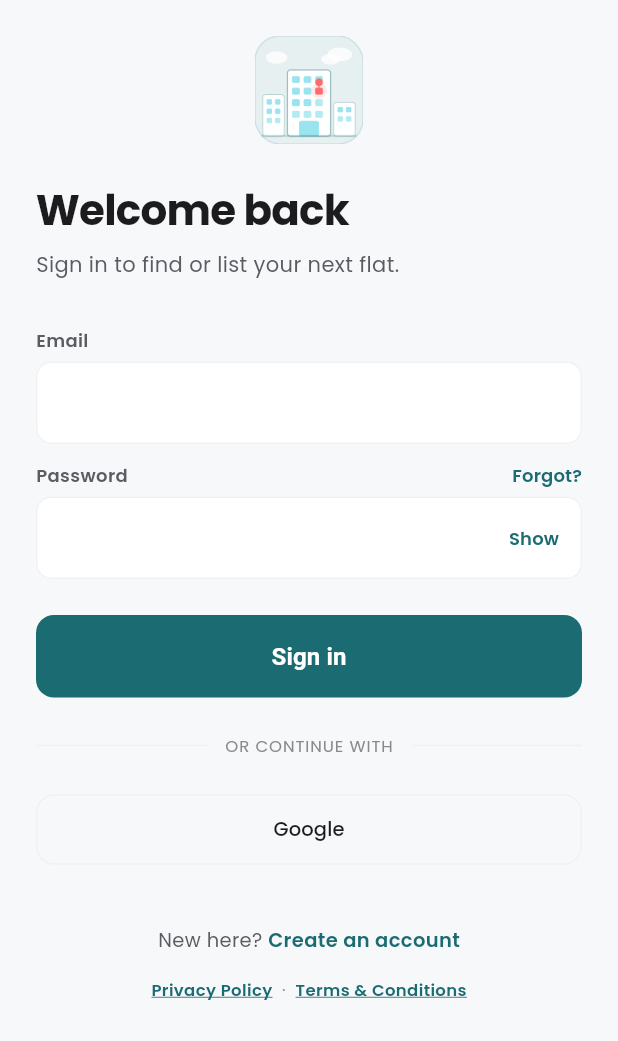
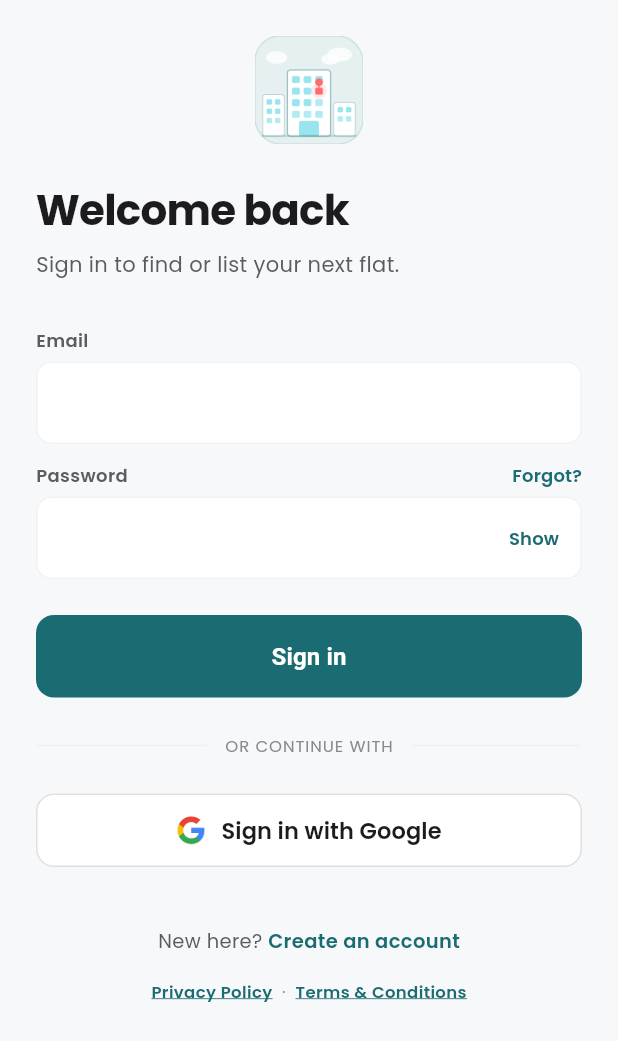
Before and after one commit to Frabbi727/flat_nest, a Flutter app: the screen it shows after launch, after a tap on "Skip", on a phone screen of 412 x 824 dp. Shown: the top 1041 px of the screen. Run offline on Flutter 3.47's test engine with Material 3 defaults, Android fonts, the phone set to English and light mode, and no system bars; our stand-ins replace cached_network_image, cloud_firestore, dio, equatable, firebase_core, firebase_messaging and 14 more; accounts and stored records are empty; network calls fail.

```diff
--- a/lib/app/modules/auth/view/login_view.dart
+++ b/lib/app/modules/auth/view/login_view.dart
@@ -216,17 +216,32 @@ class LoginView extends GetView<AuthController> {
         child: OutlinedButton(
           onPressed: controller.signInWithGoogle,
           style: OutlinedButton.styleFrom(
+            backgroundColor: Colors.white,
             padding: const EdgeInsets.symmetric(vertical: 14),
-            side: BorderSide(color: hinted ? t.primary : t.borderSoft, width: hinted ? 2 : 1),
+            side: BorderSide(
+              color: hinted ? t.primary : Colors.grey.shade300,
+              width: hinted ? 2 : 1,
+            ),
             shape: RoundedRectangleBorder(borderRadius: BorderRadius.circular(12)),
           ),
-          child: Text(
-            hinted ? 'Continue with Google' : 'Google',
-            style: AppTextStyles.bodyMedium.copyWith(
-              color: hinted ? t.primary : t.ink,
-              fontWeight: hinted ? FontWeight.w600 : FontWeight.w500,
-              fontSize: 13,
-            ),
+          child: Row(
+            mainAxisAlignment: MainAxisAlignment.center,
+            children: [
+              Image.asset(
+                'assets/images/img.png',
+                width: 20,
+                height: 20,
+              ),
+              const SizedBox(width: 10),
+              Text(
+                hinted ? 'Continue with Google' : 'Sign in with Google',
+                style: AppTextStyles.bodyMedium.copyWith(
+                  color: hinted ? t.primary : t.ink,
+                  fontWeight: FontWeight.w600,
+                  fontSize: 15,
+                ),
+              ),
+            ],
           ),
         ),
       );
```
Also changed, not shown: assets/images/img.png (added).
